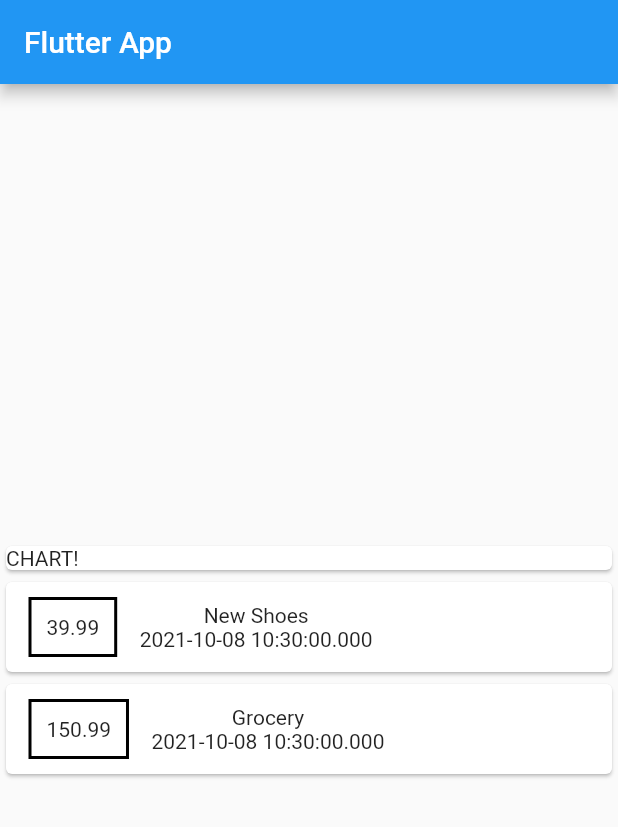
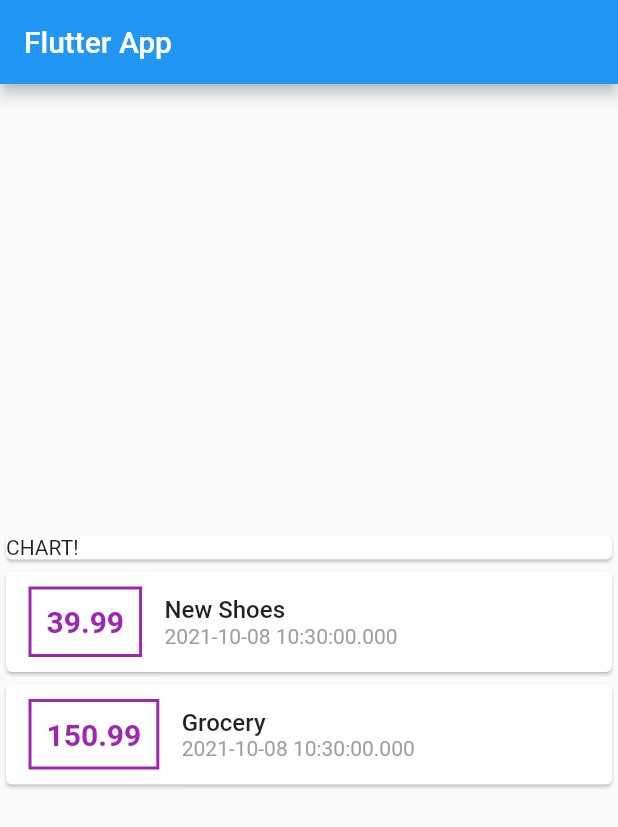
Before and after one commit to ivyhungtw/flutter-personal-expenses-app, a Flutter app: the screen it shows after launch, on a phone screen of 412 x 824 dp. Shown: the top 827 px of the screen. Run offline on Flutter 3.47's test engine with Material 2 defaults, Android fonts, the phone set to English and light mode, and no system bars.

Commit message:
feat: add styles to text

```diff
--- a/lib/main.dart
+++ b/lib/main.dart
@@ -47,18 +47,35 @@ class MyHomePage extends StatelessWidget {
                       ),
                       decoration: BoxDecoration(
                         border: Border.all(
-                          color: Colors.black,
+                          color: Colors.purple,
                           width: 2)
                       ),
                       padding: EdgeInsets.all(10),
                       child: Text(
-                        tx.amount.toString()
+                        tx.amount.toString(),
+                        style: TextStyle(
+                          fontWeight: FontWeight.bold,
+                          fontSize: 20,
+                          color: Colors.purple,
+                        ),
                       ),
                     ),
                     Column(
+                      crossAxisAlignment: CrossAxisAlignment.start,
                       children: <Widget>[
-                        Text(tx.title),
-                        Text(tx.date.toString())
+                        Text(
+                          tx.title,
+                          style: TextStyle(
+                            fontWeight: FontWeight.w500,
+                            fontSize: 16,
+                          ),
+                        ),
+                        Text(
+                          tx.date.toString(),
+                          style: TextStyle(
+                            color: Colors.grey,
+                          )
+                        )
                       ],
                     )
                   ],
```
